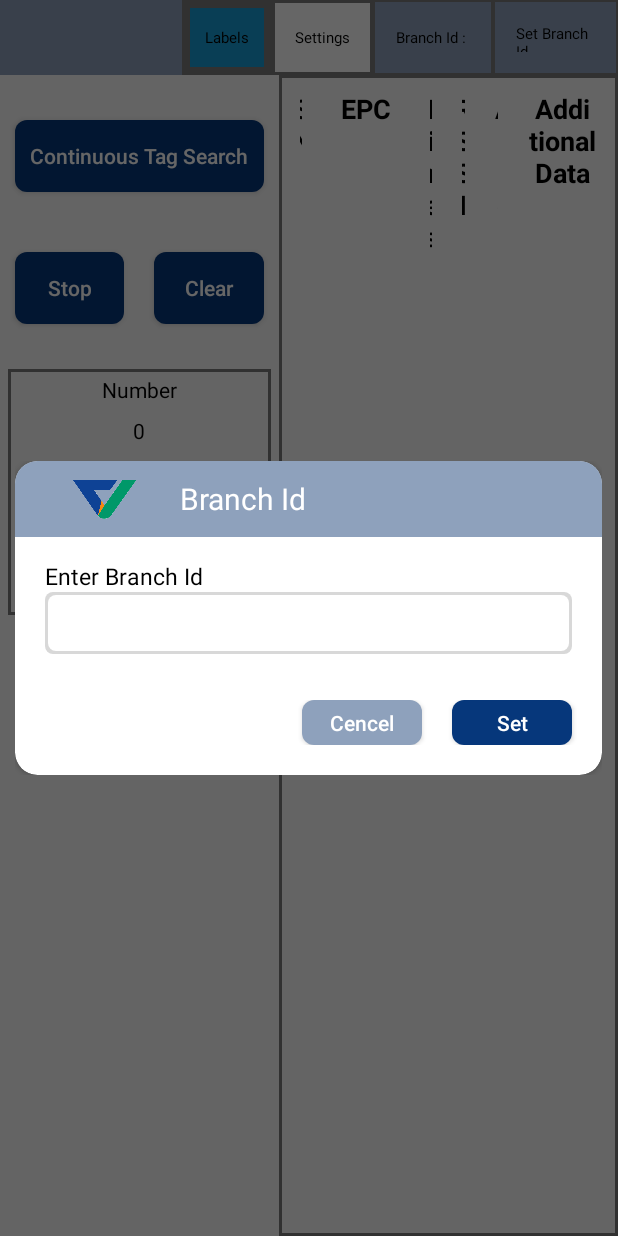
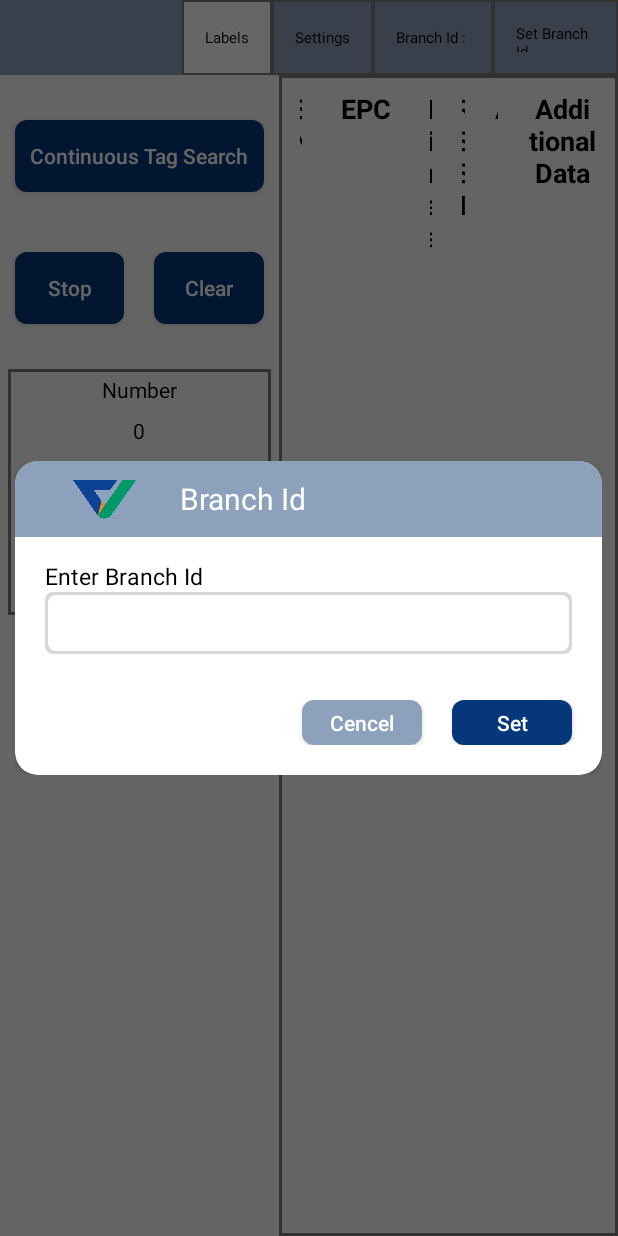
Before and after one commit to PrasadAnvekar29/UHF-Scanner, an Android app: the screen it shows after launch (MainActivity), on a phone screen of 412 x 824 dp. Run offline under Robolectric (Android 15) with nearby library versions, the phone set to English and light mode, and no system bars; our stand-ins replace Room's generated code, RxJava; libraries missing offline, so code that uses them is left out: com.chad.library, com.seuic.util; 14 statements that could not run were skipped.

Commit message:
UHF-4 | ui changes

```diff
--- a/app/src/main/res/drawable/rectangle_line_top.xml
+++ b/app/src/main/res/drawable/rectangle_line_top.xml
@@ -1,6 +1,6 @@
 <?xml version="1.0" encoding="utf-8"?>
 <shape xmlns:android="http://schemas.android.com/apk/res/android"
     android:shape="rectangle">
-    <stroke android:color="@color/grey" android:width="5dp"></stroke>
-    <solid android:color="@color/btn_main"/>
+    <stroke android:color="@color/grey" android:width="1dp"></stroke>
+    <solid android:color="@color/white"/>
 </shape>
--- a/app/src/main/res/drawable/rectangle_line_top_nopressed.xml
+++ b/app/src/main/res/drawable/rectangle_line_top_nopressed.xml
@@ -1,6 +1,6 @@
 <?xml version="1.0" encoding="utf-8"?>
 <shape xmlns:android="http://schemas.android.com/apk/res/android"
     android:shape="rectangle">
-    <stroke android:color="@color/grey" android:width="2dp"></stroke>
-    <solid android:color="@color/white"/>
+    <stroke android:color="@color/grey" android:width="1dp"></stroke>
+    <solid android:color="@color/colorPrimaryLight"/>
 </shape>
```
